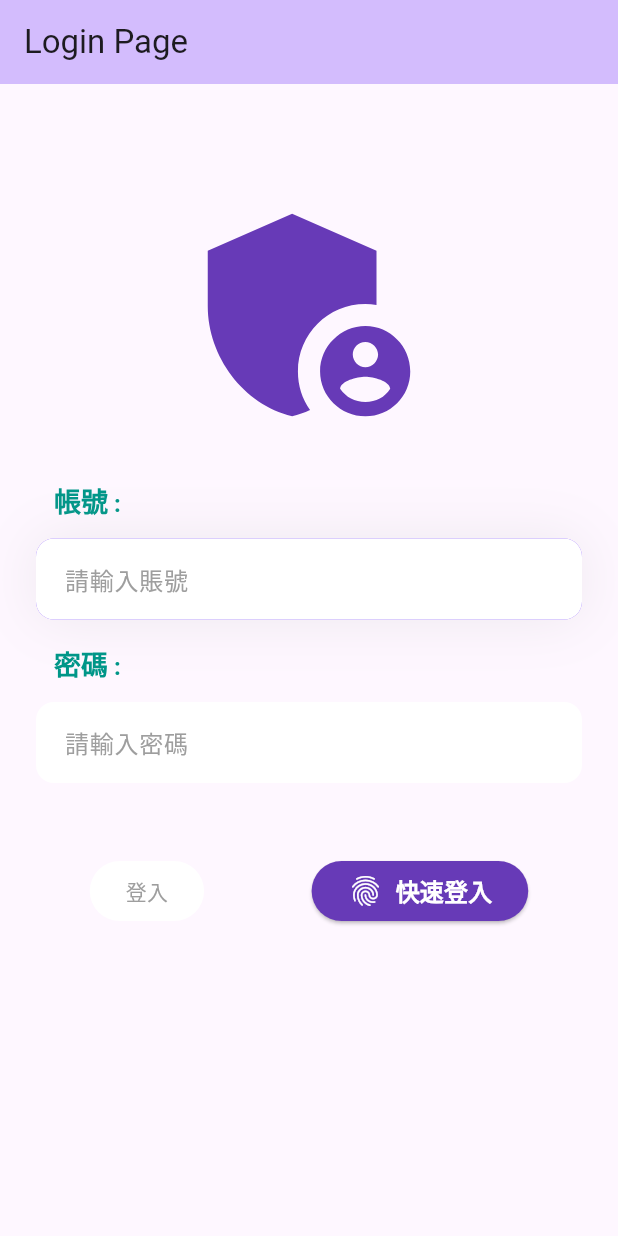
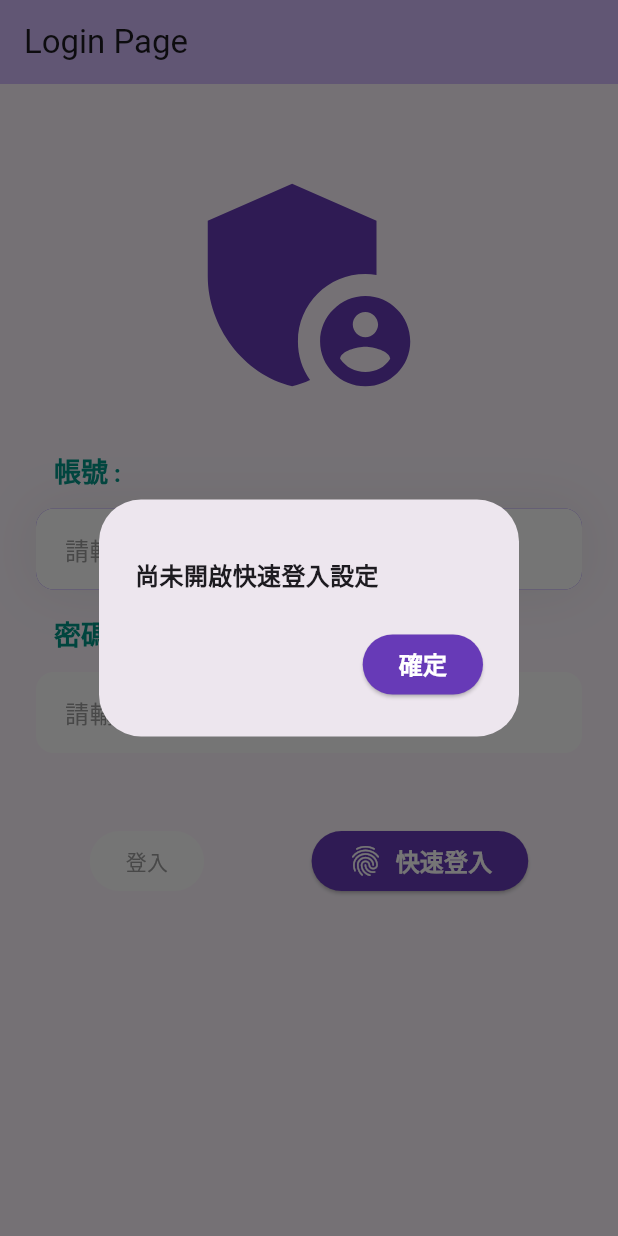
Before and after one commit to Steven-Tang-rong/encrypt_bio_demo, a Flutter app: the screen it shows after launch, after a tap on "快速登入", on a phone screen of 412 x 824 dp. Run offline on Flutter 3.47's test engine with Material 3 defaults, Android fonts, the phone set to English and light mode, and no system bars; our stand-ins replace device_info_plus, flutter_easyloading, local_auth, shared_preferences; missing offline and left inert: app_settings; accounts and stored records are empty; Roboto replaces fonts that are missing (PingFangTC).

```diff
--- a/lib/login_page.dart
+++ b/lib/login_page.dart
@@ -1,4 +1,5 @@
 import 'package:encrypt_bio_demo/services/biometric_service.dart';
+import 'package:encrypt_bio_demo/style/custom_button_style.dart';
 import 'package:encrypt_bio_demo/success_page.dart';
 import 'package:flutter/cupertino.dart';
 import 'package:flutter/material.dart';
@@ -27,12 +28,7 @@ class _LoginPageState extends State<LoginPage> {
     loginViewModel = LoginViewModel();
     loginViewModel.addListener(_handleLoginStateChange);
 
-    initBiometricState();
-  }
-
-  Future<void> initBiometricState() async {
-    loginViewModel.isBiometricEnabled =
-        await _biometricService.biometricEnabled();
+    loginViewModel.checkBiometricState();
   }
 
   void _handleLoginStateChange() {
@@ -46,7 +42,7 @@ class _LoginPageState extends State<LoginPage> {
   }
 
   void _navigateToSuccess() {
-    if (!mounted) return; // 確保 Widget 還在樹中
+    if (!mounted) return;
 
     Navigator.of(context)
         .push(
@@ -62,22 +58,21 @@ class _LoginPageState extends State<LoginPage> {
 
   Widget userPassWordInput(BuildContext context) {
     return TextField(
+      keyboardType: TextInputType.text,
       obscureText: true,
       style: const TextStyle(fontSize: 14, color: Color(0xff1d747b)),
       decoration: const InputDecoration(
           fillColor: Colors.white,
           filled: true,
           isCollapsed: true,
-          //自定義高用
           contentPadding: EdgeInsets.symmetric(horizontal: 15, vertical: 15),
-          //自定義高用
           hintText: '請輸入密碼',
           border: OutlineInputBorder(
               borderSide: BorderSide.none,
               borderRadius: BorderRadius.all(Radius.circular(12.0)))),
       //controller: passWordTextController,
       onEditingComplete: () {
-        hideKeyboard(context);
+        loginViewModel.hideKeyboard(context);
       },
       onChanged: (String content) {
         print('ST - 輸入密碼');
@@ -85,24 +80,34 @@ class _LoginPageState extends State<LoginPage> {
     );
   }
 
-  void hideKeyboard(BuildContext context) {
-    FocusScopeNode currentFocus = FocusScope.of(context);
-    if (!currentFocus.hasPrimaryFocus && currentFocus.focusedChild != null) {
-      FocusManager.instance.primaryFocus!.unfocus();
-    }
-  }
+  Future<void> loginAuthenticate() async {
+    await loginViewModel.checkBiometricState();
 
-  Future<void> loginAuthenticate() async {
     if (loginViewModel.isBiometricEnabled == false) {
       showDialog(
         context: context,
         builder: (BuildContext context) {
           return AlertDialog(
-            content: const Text("尚未開啟快速登入設定"),
+            content: const Text(
+              "\n尚未開啟快速登入設定",
+              style: TextStyle(
+                  fontWeight: FontWeight.w600,
+                  fontFamily: "PingFangTC",
+                  fontStyle: FontStyle.normal,
+                  fontSize: 16.0),
+            ),
             actions: [
-              TextButton(
+              ElevatedButton(
+                style: CustomButtonStyle.purpleButtonStyle,
                 onPressed: () => Navigator.of(context).pop(),
-                child: const Text("確定"),
+                child: const Text(
+                  '確定',
+                  style: TextStyle(
+                      fontWeight: FontWeight.w600,
+                      fontFamily: "PingFangTC",
+                      fontStyle: FontStyle.normal,
+                      fontSize: 16.0),
+                ),
               ),
             ],
           );
@@ -124,7 +129,9 @@ class _LoginPageState extends State<LoginPage> {
 
     return ChangeNotifierProvider<LoginViewModel>.value(
       value: loginViewModel,
-      child: Consumer<LoginViewModel>(
+      child: Scaffold(
+        resizeToAvoidBottomInset: true,
+        body: Consumer<LoginViewModel>(
           builder: (BuildContext context, loginViewModel, Widget? child) {
             return Scaffold(
               appBar: AppBar(
@@ -133,10 +140,12 @@ class _LoginPageState extends State<LoginPage> {
               ),
               body: Padding(
                 padding: const EdgeInsets.all(24.0),
-              child:
-                  Column(mainAxisAlignment: MainAxisAlignment.start, children: [
+                child: SingleChildScrollView(
+                  child: Column(
+                      mainAxisAlignment: MainAxisAlignment.start,
+                      children: [
                         const Padding(
-                  padding: EdgeInsets.only(top: 40),
+                          padding: EdgeInsets.only(top: 20),
                           child: Stack(
                             children: [
                               Icon(
@@ -188,7 +197,8 @@ class _LoginPageState extends State<LoginPage> {
                         ),
                         Container(
                           decoration: const BoxDecoration(
-                      borderRadius: BorderRadius.all(Radius.circular(12)),
+                              borderRadius:
+                                  BorderRadius.all(Radius.circular(12)),
                               boxShadow: [
                                 BoxShadow(
                                     color: Color(0x33acacac),
@@ -199,12 +209,14 @@ class _LoginPageState extends State<LoginPage> {
                               color: Colors.deepPurpleAccent),
                           child: TextField(
                               controller: loginViewModel.idController,
+                              focusNode: loginViewModel.idFocus,
+                              keyboardType: TextInputType.text,
                               decoration: const InputDecoration(
                                 fillColor: Colors.white,
                                 filled: true,
                                 isCollapsed: true,
-                      contentPadding:
-                          EdgeInsets.symmetric(horizontal: 15, vertical: 15),
+                                contentPadding: EdgeInsets.symmetric(
+                                    horizontal: 15, vertical: 15),
                                 hintText: '請輸入賬號',
                                 hintStyle: TextStyle(
                                     color: Colors.grey,
@@ -214,12 +226,14 @@ class _LoginPageState extends State<LoginPage> {
                                     fontSize: 16.0),
                                 border: OutlineInputBorder(
                                   borderSide: BorderSide.none,
-                        borderRadius: BorderRadius.all(Radius.circular(12.0)),
+                                  borderRadius:
+                                      BorderRadius.all(Radius.circular(12.0)),
                                 ),
                               ),
                               onEditingComplete: () =>
-                        loginViewModel.hideKeyboard(context),
-                  ),
+                                  //loginViewModel.hideKeyboard(context),
+                                  FocusScope.of(context).requestFocus(
+                                      loginViewModel.passwordFocus)),
                         ),
                         const SizedBox(height: 16),
                         // 密碼輸入框
@@ -252,13 +266,15 @@ class _LoginPageState extends State<LoginPage> {
                         ),
                         TextField(
                           controller: loginViewModel.passwordController,
+                          focusNode: loginViewModel.passwordFocus,
+                          keyboardType: TextInputType.text,
                           obscureText: true,
                           decoration: const InputDecoration(
                             fillColor: Colors.white,
                             filled: true,
                             isCollapsed: true,
-                    contentPadding:
-                        EdgeInsets.symmetric(horizontal: 15, vertical: 15),
+                            contentPadding: EdgeInsets.symmetric(
+                                horizontal: 15, vertical: 15),
                             hintText: '請輸入密碼',
                             hintStyle: TextStyle(
                                 color: Colors.grey,
@@ -268,10 +284,12 @@ class _LoginPageState extends State<LoginPage> {
                                 fontSize: 16.0),
                             border: OutlineInputBorder(
                               borderSide: BorderSide.none,
-                      borderRadius: BorderRadius.all(Radius.circular(12.0)),
+                              borderRadius:
+                                  BorderRadius.all(Radius.circular(12.0)),
                             ),
                           ),
-                  onEditingComplete: () => loginViewModel.hideKeyboard(context),
+                          onEditingComplete: () =>
+                              loginViewModel.hideKeyboard(context),
                         ),
                         const SizedBox(height: 24),
                         Padding(
@@ -281,60 +299,19 @@ class _LoginPageState extends State<LoginPage> {
                             children: [
                               // 登入按鈕
                               ElevatedButton(
-                        style: ButtonStyle(
-                          backgroundColor:
-                              WidgetStateProperty.resolveWith<Color>((states) {
-                            if (states.contains(WidgetState.pressed)) {
-                              return Colors.deepPurpleAccent.shade100; // 按下時的顏色
-                            } else if (states.contains(WidgetState.disabled)) {
-                              return Colors.white; // 禁用時的顏色
-                            }
-                            return Colors.white; // 預設顏色
-                          }),
-                          foregroundColor:
-                              WidgetStateProperty.resolveWith<Color>((states) {
-                            if (states.contains(MaterialState.pressed)) {
-                              return Colors.white; // 按下時的顏色
-                            } else if (states.contains(WidgetState.disabled)) {
-                              return Colors.grey; // 禁用時的顏色
-                            } else if (states.contains(WidgetState.hovered)) {
-                              return Colors.orange; // 滑鼠懸停時的顏色
-                            }
-                            return Colors.deepPurple; // 預設顏色
-                          }),
-                        ),
+                                style: CustomButtonStyle.normalButtonStyle,
                                 onPressed: loginViewModel.canLogin
                                     ? loginViewModel.login
                                     : null,
-                        child: loginViewModel.state == LoginState.loading
+                                child:
+                                    loginViewModel.state == LoginState.loading
                                         ? const CircularProgressIndicator()
                                         : const Text('登入'),
                               ),
                               ElevatedButton(
-                        style: ButtonStyle(
-                          backgroundColor:
-                              WidgetStateProperty.resolveWith<Color>((states) {
-                            if (states.contains(WidgetState.pressed)) {
-                              return Colors.deepPurpleAccent.shade100; // 按下時的顏色
-                            } else if (states.contains(WidgetState.disabled)) {
-                              return Colors.white; // 禁用時的顏色
-                            }
-                            return Colors.deepPurple; // 預設顏色
-                          }),
-                          foregroundColor:
-                              WidgetStateProperty.resolveWith<Color>((states) {
-                            if (states.contains(MaterialState.pressed)) {
-                              return Colors.white; // 按下時的顏色
-                            } else if (states.contains(WidgetState.disabled)) {
-                              return Colors.grey; // 禁用時的顏色
-                            } else if (states.contains(WidgetState.hovered)) {
-                              return Colors.orange; // 滑鼠懸停時的顏色
-                            }
-                            return Colors.white; // 預設顏色
-                          }),
-                        ),
+                                style: CustomButtonStyle.purpleButtonStyle,
                                 onPressed: () {
-                          print('快速登入');
+                                  loginAuthenticate();
                                 },
                                 child: const Row(
                                   children: [
@@ -370,10 +347,12 @@ class _LoginPageState extends State<LoginPage> {
                           ),
                       ]),
                 ),
+              ),
               // This trailing comma makes auto-formatting nicer for build methods.
             );
           },
         ),
+      ),
     );
   }
 }
--- a/lib/login_view_model.dart
+++ b/lib/login_view_model.dart
@@ -22,6 +22,9 @@ class LoginViewModel extends ChangeNotifier {
   final TextEditingController idController = TextEditingController();
   final TextEditingController passwordController = TextEditingController();
 
+  final FocusNode idFocus = FocusNode();
+  final FocusNode passwordFocus = FocusNode();
+
   // 狀態
   LoginState _state = LoginState.initial;
   LoginState get state => _state;
@@ -38,7 +41,8 @@ class LoginViewModel extends ChangeNotifier {
   bool _hasNavigated = false;
   bool get hasNavigated => _hasNavigated;
 
-  bool isBiometricEnabled = false;
+  bool _isBiometricEnabled = false;
+  bool get isBiometricEnabled => _isBiometricEnabled;
 
   void setNavigated(bool value) {
     _hasNavigated = value;
@@ -121,7 +125,11 @@ class LoginViewModel extends ChangeNotifier {
     } finally {
       notifyListeners();
     }
+  }
 
+  Future<void> checkBiometricState() async {
+    _isBiometricEnabled =
+    await _biometricService.biometricEnabled();
   }
 
   @override
--- a/lib/main.dart
+++ b/lib/main.dart
@@ -1,5 +1,6 @@
 import 'package:encrypt_bio_demo/login_page.dart';
 import 'package:flutter/material.dart';
+import 'package:flutter_easyloading/flutter_easyloading.dart';
 
 void main() {
   runApp(const MyApp());
@@ -16,7 +17,8 @@ class MyApp extends StatelessWidget {
         colorScheme: ColorScheme.fromSeed(seedColor: Colors.deepPurple),
         useMaterial3: true,
       ),
-      home: const LoginPage(title: 'Login Page')
+      home: const LoginPage(title: 'Login Page'),
+      builder: EasyLoading.init(),
     );
   }
 }
--- /dev/null
+++ b/lib/style/custom_button_style.dart
@@ -0,0 +1,56 @@
+import 'package:flutter/material.dart';
+
+class CustomButtonStyle {
+
+
+  static final ButtonStyle normalButtonStyle = ButtonStyle(
+    backgroundColor:
+    WidgetStateProperty.resolveWith<Color>(
+            (states) {
+          if (states.contains(WidgetState.pressed)) {
+            return Colors
+                .deepPurpleAccent.shade100; // 按下時的顏色
+          } else if (states
+              .contains(WidgetState.disabled)) {
+            return Colors.white; // 禁用時的顏色
+          }
+          return Colors.white; // 預設顏色
+        }),
+    foregroundColor:
+    WidgetStateProperty.resolveWith<Color>(
+            (states) {
+          if (states
+              .contains(MaterialState.pressed)) {
+            return Colors.white; // 按下時的顏色
+          } else if (states
+              .contains(WidgetState.disabled)) {
+            return Colors.grey; // 禁用時的顏色
+          } else if (states
+              .contains(WidgetState.hovered)) {
+            return Colors.orange; // 滑鼠懸停時的顏色
+          }
+          return Colors.deepPurple; // 預設顏色
+        }),
+  );
+
+  static final ButtonStyle purpleButtonStyle = ButtonStyle(
+    backgroundColor: MaterialStateProperty.resolveWith<Color>((states) {
+      if (states.contains(MaterialState.pressed)) {
+        return Colors.deepPurpleAccent.shade100; // 按下時的顏色
+      } else if (states.contains(MaterialState.disabled)) {
+        return Colors.white; // 禁用時的顏色
+      }
+      return Colors.deepPurple; // 預設顏色
+    }),
+    foregroundColor: MaterialStateProperty.resolveWith<Color>((states) {
+      if (states.contains(MaterialState.pressed)) {
+        return Colors.white; // 按下時的顏色
+      } else if (states.contains(MaterialState.disabled)) {
+        return Colors.grey; // 禁用時的顏色
+      } else if (states.contains(MaterialState.hovered)) {
+        return Colors.orange; // 滑鼠懸停時的顏色
+      }
+      return Colors.white; // 預設顏色
+    }),
+  );
+}
--- a/lib/success_page.dart
+++ b/lib/success_page.dart
@@ -25,11 +25,17 @@ class _SuccessPageState extends State<SuccessPage> {
   }
 
   Future<void> _enableBiometricState() async {
-    _isBiometricEnable = await _biometricService.openBiometrics();
+    bool result = await _biometricService.openBiometrics();
+    setState(() {
+      _isBiometricEnable = result;
+    });
   }
 
   Future<void> _disableBiometricState() async {
-    _isBiometricEnable = await _biometricService.disableBiometrics();
+    bool result = await _biometricService.disableBiometrics();
+    setState(() {
+      _isBiometricEnable = result;
+    });
   }
 
   @override
@@ -41,7 +47,7 @@ class _SuccessPageState extends State<SuccessPage> {
   }
 
   Future<void> initBio() async {
-    await Future.delayed(Duration(microseconds: 1000));
+    await Future.delayed(const Duration(microseconds: 1000));
     print('ST - _isBiometricEnable = $_isBiometricEnable ');
   }
 
@@ -94,11 +100,13 @@ class _SuccessPageState extends State<SuccessPage> {
                               fontWeight: FontWeight.bold),
                         ),
                   onPressed: () {
-                    if (_isBiometricEnable!) {
-                      _disableBiometricState();
-                    } else {
-                      _enableBiometricState();
-                    }
+                    setState(() {
+                      if (_isBiometricEnable!) {
+                        _disableBiometricState();
+                      } else {
+                        _enableBiometricState();
+                      }
+                    });
                   },
                 ),
               )
```
Also changed, not shown: 1 other file. Lines whose indentation alone changed are shown as unchanged.
